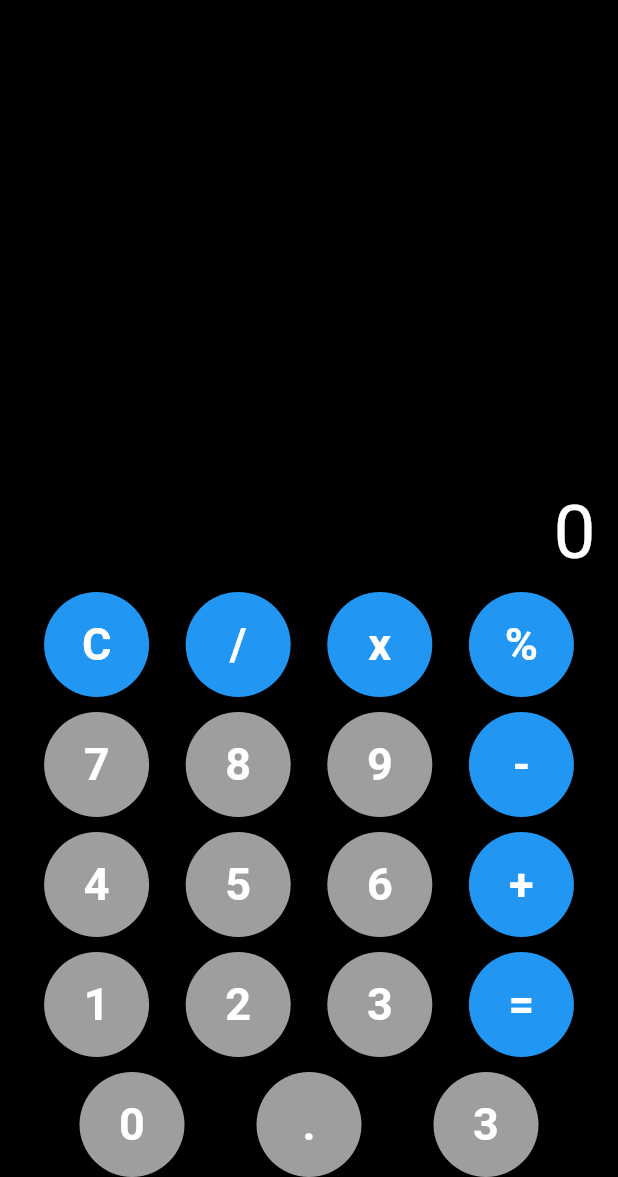
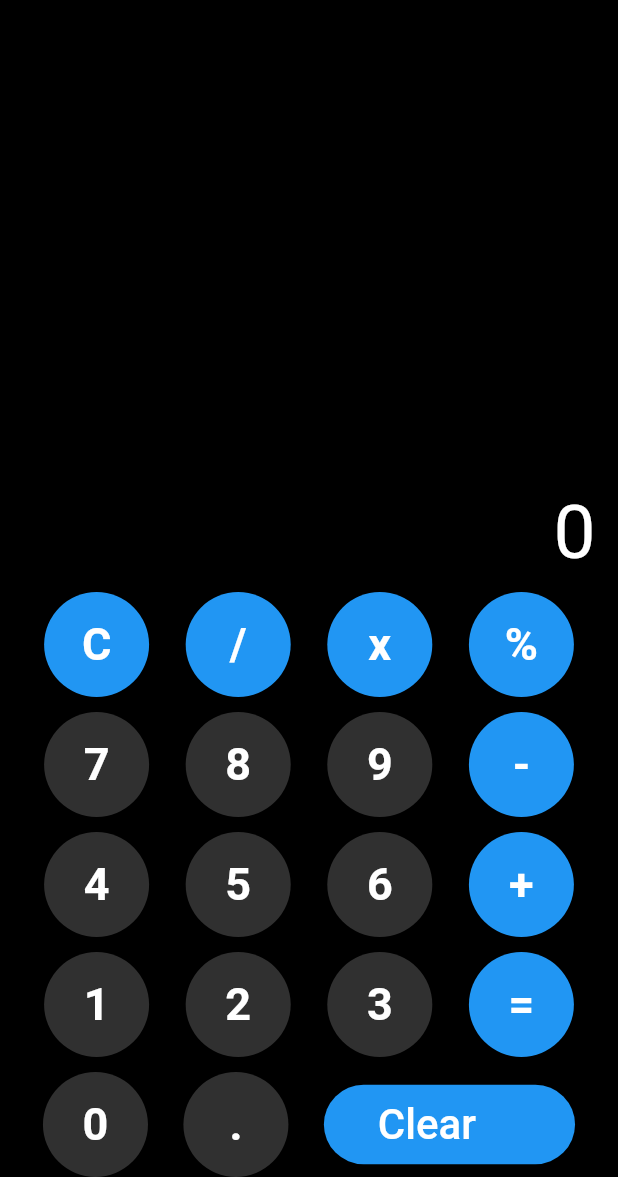
Before and after one commit to Davie7/calculator-app, a Flutter app: the screen it shows after launch, on a phone screen of 412 x 824 dp, the part 59-1236 px from its top. Run offline on Flutter 3.47's test engine with Material 2 defaults, Android fonts, the phone set to English and light mode, and no system bars.

```diff
--- a/lib/calculator.dart
+++ b/lib/calculator.dart
@@ -69,15 +69,15 @@ class _CalculatorState extends State<Calculator> {
               children: [
                 Button(
                     buttonText: '7',
-                    buttonColor: Colors.grey,
+                    buttonColor: Colors.grey[850]!,
                     textColor: Colors.white),
                 Button(
                     buttonText: '8',
-                    buttonColor: Colors.grey,
+                    buttonColor: Colors.grey[850]!,
                     textColor: Colors.white),
                 Button(
                     buttonText: '9',
-                    buttonColor: Colors.grey,
+                    buttonColor: Colors.grey[850]!,
                     textColor: Colors.white),
                 Button(
                     buttonText: '-',
@@ -93,15 +93,15 @@ class _CalculatorState extends State<Calculator> {
               children: [
                 Button(
                     buttonText: '4',
-                    buttonColor: Colors.grey,
+                    buttonColor: Colors.grey[850]!,
                     textColor: Colors.white),
                 Button(
                     buttonText: '5',
-                    buttonColor: Colors.grey,
+                    buttonColor: Colors.grey[850]!,
                     textColor: Colors.white),
                 Button(
                     buttonText: '6',
-                    buttonColor: Colors.grey,
+                    buttonColor: Colors.grey[850]!,
                     textColor: Colors.white),
                 Button(
                     buttonText: '+',
@@ -117,15 +117,15 @@ class _CalculatorState extends State<Calculator> {
               children: [
                 Button(
                     buttonText: '1',
-                    buttonColor: Colors.grey,
+                    buttonColor: Colors.grey[850]!,
                     textColor: Colors.white),
                 Button(
                     buttonText: '2',
-                    buttonColor: Colors.grey,
+                    buttonColor: Colors.grey[850]!,
                     textColor: Colors.white),
                 Button(
                     buttonText: '3',
-                    buttonColor: Colors.grey,
+                    buttonColor: Colors.grey[850]!,
                     textColor: Colors.white),
                 Button(
                     buttonText: '=',
@@ -141,16 +141,26 @@ class _CalculatorState extends State<Calculator> {
               children: [
                 Button(
                     buttonText: '0',
-                    buttonColor: Colors.grey,
+                    buttonColor: Colors.grey[850]!,
                     textColor: Colors.white),
                 Button(
                     buttonText: '.',
-                    buttonColor: Colors.grey,
+                    buttonColor: Colors.grey[850]!,
                     textColor: Colors.white),
-                Button(
-                    buttonText: '3',
-                    buttonColor: Colors.grey,
-                    textColor: Colors.white),
+                ElevatedButton(
+                  onPressed: () {},
+                  child: Padding(
+                    padding: const EdgeInsets.fromLTRB(20, 10, 50, 10),
+                    child: Text(
+                      'Clear',
+                      style: TextStyle(fontSize: 28),
+                    ),
+                  ),
+                  style: ElevatedButton.styleFrom(
+                    shape: StadiumBorder(),
+                    backgroundColor: Colors.blue,
+                  ),
+                ),
               ],
             ),
           ],
@@ -158,4 +168,43 @@ class _CalculatorState extends State<Calculator> {
       ),
     );
   }
+
+  // The logic of the calculator
+  double firstNumber = 0;
+  double secondNumber = 0;
+  String result = '';
+  String text = '';
+  String operand = '';
+
+  void calculate(String buttonText) {
+    if (buttonText == 'C') {
+      firstNumber = 0;
+      secondNumber = 0;
+      result = '';
+      text = '';
+    } else if (buttonText == '+' ||
+        buttonText == '-' ||
+        buttonText == '/' ||
+        buttonText == 'x') {
+      firstNumber = double.parse(text);
+      result = '';
+      operand = buttonText;
+    } else if (buttonText == '=') {
+      secondNumber = double.parse(text);
+      if (operand == '+') {
+        result = (firstNumber + secondNumber).toString();
+      }
+      if (operand == '-') {
+        result = (firstNumber - secondNumber).toString();
+      }
+      if (operand == 'x') {
+        result = (firstNumber * secondNumber).toString();
+      }
+      if (operand == '/') {
+        result = (firstNumber / secondNumber).toString();
+      }
+    } else {
+      result = (text + buttonText).toString();
+    }
+  }
 }
```
Also changed, not shown: lib/buttons.dart (+7 -1 lines).
